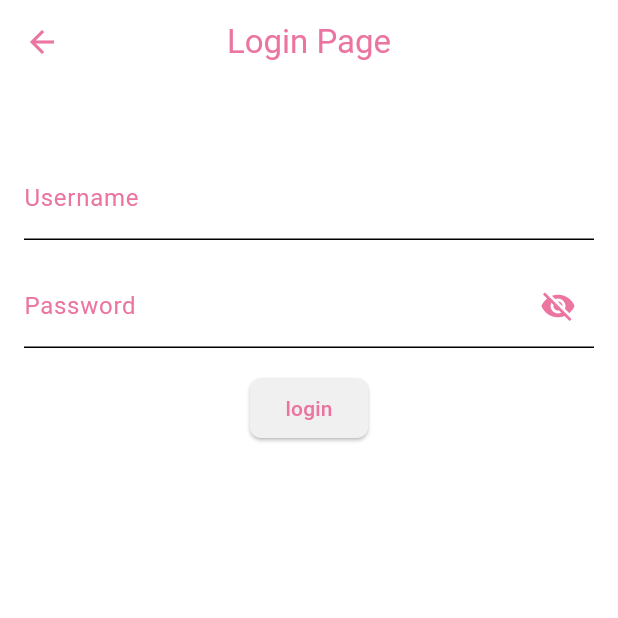
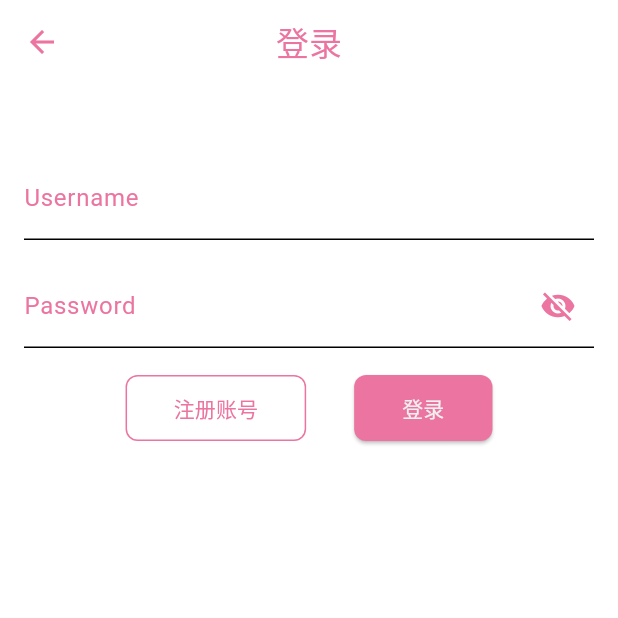
Before and after one commit to Nanami-South/bika-flutter, a Flutter app: the HomeWidget screen opened directly, on a phone screen of 412 x 824 dp, the top half of it. Run offline on Flutter 3.47's test engine with Material 3 defaults, Android fonts, the phone set to English and light mode, and no system bars; our stand-ins replace cached_network_image, fluttertoast, logger, shared_preferences, synchronized, timeago; accounts and stored records are empty.

Commit message:
feat: register and login and logout

```diff
--- a/lib/src/api/login.dart
+++ b/lib/src/api/login.dart
@@ -1,3 +1,5 @@
+import 'package:bika/src/api/response/base.dart';
+
 import 'client.dart';
 import 'response/login.dart';
 
@@ -18,4 +20,38 @@ class LoginApi {
     }
     return response.data?.token ?? '';
   }
+
+  static Future<EmptyData?> register(
+    String nickname,
+    String username,
+    String password,
+    String birthday,
+    String gender,
+    String securityQuestion1,
+    String securityAnswer1,
+    String securityQuestion2,
+    String securityAnswer2,
+    String securityQuestion3,
+    String securityAnswer3,
+  ) async {
+    final body = {
+      "question1": securityQuestion1,
+      "answer1": securityAnswer1,
+      "question2": securityQuestion2,
+      "answer2": securityAnswer2,
+      "question3": securityQuestion3,
+      "answer3": securityAnswer3,
+      "birthday": birthday,
+      "email": username,
+      "gender": gender,
+      "name": nickname,
+      "password": password,
+    };
+    final response = await HttpClient.post<EmptyData>(
+        route: "auth/register", body: body, fromJsonT: EmptyData.fromJson);
+    if (response.code != 200) {
+      throw Exception(response.message);
+    }
+    return response.data;
+  }
 }
--- a/lib/src/app.dart
+++ b/lib/src/app.dart
@@ -4,6 +4,7 @@ import 'package:provider/provider.dart';
 
 import 'package:bika/src/model/account.dart';
 import 'package:bika/src/views/login.dart';
+import 'package:bika/src/views/register.dart';
 import 'package:bika/src/views/home.dart';
 
 final GlobalKey<NavigatorState> gNavigatorKey = GlobalKey<NavigatorState>();
@@ -53,6 +54,8 @@ class _BikaAppState extends State<BikaApp> {
                 switch (routeSettings.name) {
                   case LoginWidget.routeName:
                     return const LoginWidget();
+                  case RegisterWidget.routeName:
+                    return const RegisterWidget();
                   case HomeWidget.routeName:
                   default:
                     return _home;
--- a/lib/src/views/home.dart
+++ b/lib/src/views/home.dart
@@ -177,18 +177,13 @@ class _HomeWidgetState extends State<HomeWidget> {
   @override
   Widget build(BuildContext context) {
     //super.build(context);
-    return MultiProvider(
-      providers: [
-        ChangeNotifierProvider(create: (context) => Account.shared),
-      ],
-      child: Consumer<Account>(builder: (context, account, child) {
+    return Consumer<Account>(builder: (context, account, child) {
       if (!account.isValidLogin()) {
         // 本地没有登陆的token状态，退出到登陆页面
         return const Scaffold(body: LoginWidget());
       }
       return Scaffold(
-          resizeToAvoidBottomInset:
-              true, // 弹出软键盘的时候，自动调节body区域的高度，使得底部高度刚好为键盘的高度
+        resizeToAvoidBottomInset: true, // 弹出软键盘的时候，自动调节body区域的高度，使得底部高度刚好为键盘的高度
         bottomNavigationBar: _buildBottomNavigationBar(context),
         body: GestureDetector(
           onTap: () {
@@ -197,7 +192,6 @@ class _HomeWidgetState extends State<HomeWidget> {
           child: _buildBody(context),
         ),
       );
-      }),
-    );
+    });
   }
 }
--- a/lib/src/views/login.dart
+++ b/lib/src/views/login.dart
@@ -2,8 +2,10 @@ import 'package:bika/src/api/login.dart';
 import 'package:bika/src/base/logger.dart';
 import 'package:bika/src/model/account.dart';
 import 'package:bika/src/views/toast.dart';
+import 'package:flutter/cupertino.dart';
 import 'package:flutter/material.dart';
 import 'package:bika/src/theme/color.dart';
+import 'package:bika/src/views/register.dart';
 
 class LoginWidget extends StatelessWidget {
   static const String routeName = '/login';
@@ -13,7 +15,7 @@ class LoginWidget extends StatelessWidget {
   Widget build(BuildContext context) {
     return Scaffold(
       appBar: AppBar(
-        title: const Text('Login Page'),
+        title: const Text('登录'),
         centerTitle: true,
         backgroundColor: AppColors.backgroundColor(context),
         surfaceTintColor: AppColors.backgroundColor(context),
@@ -32,13 +34,29 @@ class LoginBodyWidget extends StatefulWidget {
 }
 
 class _LoginWidgetState extends State<LoginBodyWidget> {
+  final TextEditingController _usernameController = TextEditingController();
+  final TextEditingController _passwordController = TextEditingController();
+  bool _passwordVisuable = false;
+  bool _loginButtonBusy = false;
+
   @override
   void initState() {
     super.initState();
+    // 从路由参数中获取账号密码
+    WidgetsBinding.instance.addPostFrameCallback((_) {
+      final args =
+          ModalRoute.of(context)?.settings.arguments as Map<String, dynamic>?;
+      if (args != null) {
+        _usernameController.text = args['username'] ?? '';
+        _passwordController.text = args['password'] ?? '';
+      }
+    });
   }
 
   @override
   void dispose() {
+    _usernameController.dispose();
+    _passwordController.dispose();
     super.dispose();
   }
 
@@ -56,16 +74,18 @@ class _LoginWidgetState extends State<LoginBodyWidget> {
                 const SizedBox(height: 16),
                 _buildPasswordInputWidget(context),
                 const SizedBox(height: 16),
-                _buildLoginButtonWidget(context),
+                Row(
+                  mainAxisAlignment: MainAxisAlignment.center,
+                  children: [
+                    _buildRegisterButtonWidget(context),
+                    const SizedBox(width: 32),
+                    _buildLoginButtonWidget(context),
+                  ],
+                ),
+                const SizedBox(height: 16),
               ],
             )));
   }
-
-  final TextEditingController _usernameController =
-      TextEditingController(text: Account.shared.currentAccount?.userName);
-  final TextEditingController _passwordController =
-      TextEditingController(text: Account.shared.currentAccount?.password);
-  bool _passwordVisuable = false;
 
   Widget _buildUsernameInputWidget(BuildContext context) {
     return TextField(
@@ -92,15 +112,40 @@ class _LoginWidgetState extends State<LoginBodyWidget> {
     );
   }
 
-  bool _loginButtonBusy = false;
+  Widget _buildRegisterButtonWidget(BuildContext context) {
+    return OutlinedButton(
+      style: OutlinedButton.styleFrom(
+        side: BorderSide(color: Theme.of(context).colorScheme.primary),
+        shape: RoundedRectangleBorder(
+          borderRadius: BorderRadius.circular(8),
+        ),
+        padding: const EdgeInsets.symmetric(horizontal: 32, vertical: 12),
+      ),
+      onPressed: () async {
+        final result = await Navigator.push(
+          context,
+          CupertinoPageRoute(
+            builder: (context) => const RegisterWidget(),
+          ),
+        );
+        if (result != null) {
+          _usernameController.text = result['username'] ?? '';
+          _passwordController.text = result['password'] ?? '';
+        }
+      },
+      child: const Text("注册账号"),
+    );
+  }
+
   Widget _buildLoginButtonWidget(BuildContext context) {
     return ElevatedButton(
         style: ElevatedButton.styleFrom(
-          backgroundColor: Theme.of(context).colorScheme.onPrimary,
-          foregroundColor: Theme.of(context).colorScheme.primary,
+          backgroundColor: Theme.of(context).colorScheme.primary,
+          foregroundColor: Theme.of(context).colorScheme.onPrimary,
           shape: RoundedRectangleBorder(
             borderRadius: BorderRadius.circular(8),
           ),
+          padding: const EdgeInsets.symmetric(horizontal: 32, vertical: 12),
         ),
         onPressed: _loginButtonBusy
             ? null
@@ -131,7 +176,7 @@ class _LoginWidgetState extends State<LoginBodyWidget> {
                   if (!mounted) return;
                   BikaLogger().e(e.toString());
                   // toast hint
-                  GlobalToast.show("login failed", debugMessage: e.toString());
+                  GlobalToast.show("登录失败", debugMessage: e.toString());
                 } finally {
                   if (mounted) {
                     setState(() {
@@ -140,6 +185,6 @@ class _LoginWidgetState extends State<LoginBodyWidget> {
                   }
                 }
               },
-        child: const Text("login"));
+        child: const Text("登录"));
   }
 }
```
Also changed, not shown: lib/src/views/profile/profile.dart (+91 -0 lines), lib/src/views/register.dart (added, +387 -0 lines). Lines whose indentation alone changed are shown as unchanged.
